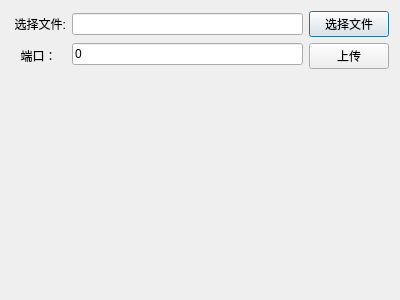
This is AngstrongDemo/xmview.ui in 1500136508/AngstrongDemo as Qt 5 draws it before an edit. The edited form follows.
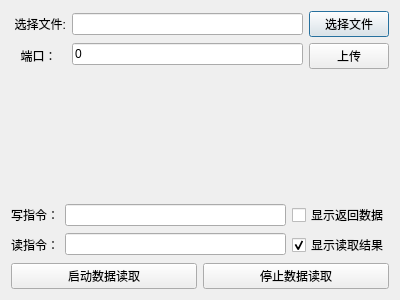
This is the edited form.

Patch:
```diff
--- a/AngstrongDemo/xmview.ui
+++ b/AngstrongDemo/xmview.ui
@@ -15,6 +15,8 @@
   </property>
   <layout class="QGridLayout" name="gridLayout">
    <item row="0" column="0">
+    <layout class="QVBoxLayout" name="verticalLayout_6">
+     <item>
     <layout class="QHBoxLayout" name="horizontalLayout">
      <item>
       <layout class="QVBoxLayout" name="verticalLayout">
@@ -74,12 +76,88 @@
      </item>
     </layout>
    </item>
-   <item row="1" column="0">
+     <item>
     <widget class="QLabel" name="m_lab_display_msg">
      <property name="text">
       <string/>
      </property>
     </widget>
+     </item>
+    </layout>
+   </item>
+   <item row="1" column="0">
+    <layout class="QHBoxLayout" name="horizontalLayout_2">
+     <item>
+      <layout class="QVBoxLayout" name="verticalLayout_4">
+       <item>
+        <widget class="QLabel" name="m_lab_write_command_title">
+         <property name="text">
+          <string>写指令：</string>
+         </property>
+        </widget>
+       </item>
+       <item>
+        <widget class="QLabel" name="m_lab_read_command_title">
+         <property name="text">
+          <string>读指令：</string>
+         </property>
+        </widget>
+       </item>
+      </layout>
+     </item>
+     <item>
+      <layout class="QVBoxLayout" name="verticalLayout_5">
+       <item>
+        <widget class="QLineEdit" name="m_lineEdit_write_command"/>
+       </item>
+       <item>
+        <widget class="QLineEdit" name="m_lineEdit_read_command"/>
+       </item>
+      </layout>
+     </item>
+     <item>
+      <layout class="QVBoxLayout" name="verticalLayout_7">
+       <item>
+        <widget class="QCheckBox" name="m_checkBox_dispaly_write_data">
+         <property name="text">
+          <string>显示返回数据</string>
+         </property>
+         <property name="checked">
+          <bool>false</bool>
+         </property>
+        </widget>
+       </item>
+       <item>
+        <widget class="QCheckBox" name="m_checkBox_display_read_data">
+         <property name="text">
+          <string>显示读取结果</string>
+         </property>
+         <property name="checked">
+          <bool>true</bool>
+         </property>
+        </widget>
+       </item>
+      </layout>
+     </item>
+    </layout>
+   </item>
+   <item row="2" column="0">
+    <layout class="QHBoxLayout" name="horizontalLayout_3">
+     <item>
+      <widget class="QPushButton" name="m_btn_write_arg_command">
+       <property name="text">
+        <string>启动数据读取</string>
+       </property>
+      </widget>
+     </item>
+     <item>
+      <widget class="QPushButton" name="m_btn_read_arg_command">
+       <property name="text">
+        <string>停止数据读取</string>
+       </property>
+      </widget>
+     </item>
+    </layout>
    </item>
   </layout>
  </widget>
```
Lines whose indentation alone changed are shown as unchanged.
